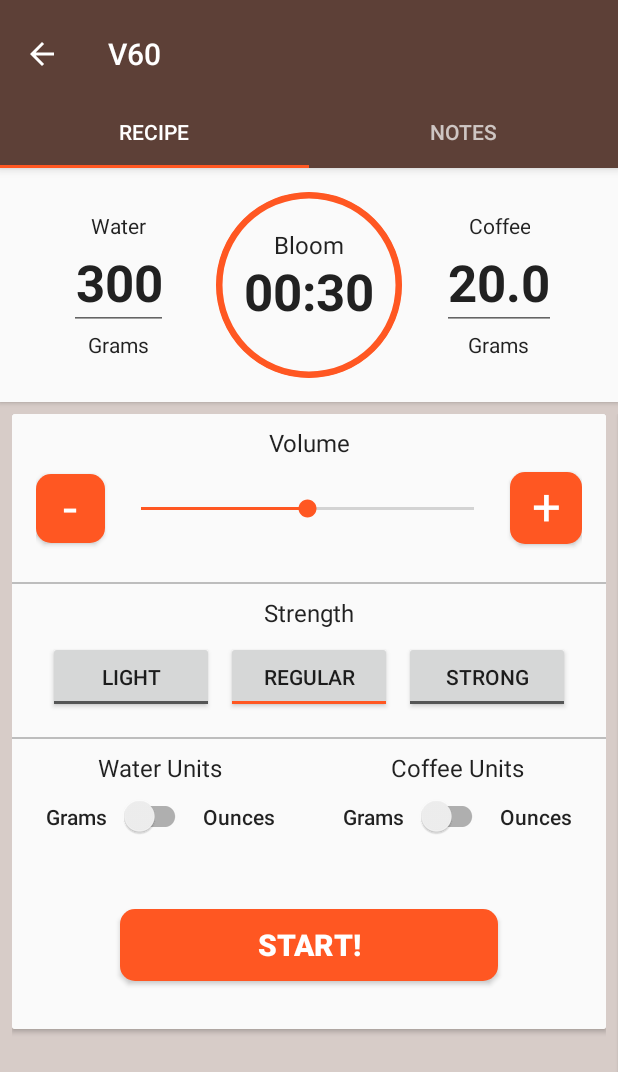
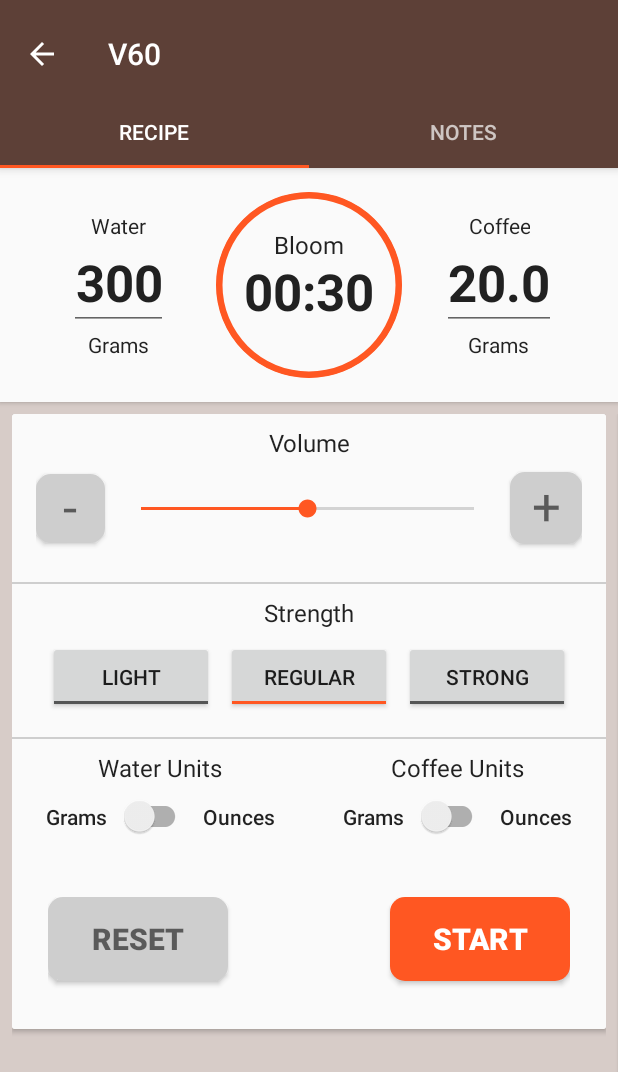
Before and after one commit to PeterEpsteen/CoffeeJournal, an Android app: the screen it shows after launch (BrewRecipeActivity), after a tap on "V60", on a phone screen of 412 x 824 dp. Shown: the top 1072 px of the screen. Run offline under Robolectric (Android 15) with nearby library versions, the phone set to English and light mode, and no system bars.

Commit message:
Added reset button

```diff
--- a/app/src/main/res/layout-v21/fragment_brew_recipe.xml
+++ b/app/src/main/res/layout-v21/fragment_brew_recipe.xml
@@ -59,12 +59,12 @@
                             android:layout_height="46dp"
                             android:layout_margin="0dp"
                             android:background="@drawable/start_button_shape"
-                            android:backgroundTint="@color/colorAccent"
+                            android:backgroundTint="@color/dividerColor"
                             android:gravity="center"
                             android:includeFontPadding="false"
                             android:text="-"
                             android:textAlignment="center"
-                            android:textColor="@color/common_google_signin_btn_text_dark" />
+                            android:textColor="@color/common_google_signin_btn_text_light_default" />
 
                         <SeekBar
                             android:id="@+id/scaleSeekBar"
@@ -84,12 +84,12 @@
                             android:layout_width="48dp"
                             android:layout_height="48dp"
                             android:background="@drawable/start_button_shape"
-                            android:backgroundTint="@color/colorAccent"
+                            android:backgroundTint="@color/dividerColor"
                             android:gravity="center"
                             android:includeFontPadding="false"
                             android:text="+"
                             android:textAlignment="center"
-                            android:textColor="@color/common_google_signin_btn_text_dark" />
+                            android:textColor="@color/common_google_signin_btn_text_light_default" />
 
 
                     </LinearLayout>
@@ -291,23 +291,41 @@
                     android:layout_width="match_parent"
                     android:layout_height="wrap_content"
                     android:clipToPadding="false"
-                    android:gravity="center|bottom"
                     android:layout_marginTop="24dp"
-                    android:padding="16dp">
+                    android:layout_margin="24dp">
+
+                    <Button
+                        android:id="@+id/reset_button"
+                        style="@style/TextAppearance.AppCompat.Title"
+                        android:layout_width="120dp"
+                        android:layout_height="56dp"
+                        android:layout_marginBottom="8dp"
+                        android:background="@drawable/start_button_shape"
+                        android:backgroundTint="@color/dividerColor"
+                        android:padding="8dp"
+                        android:text="Reset"
+                        android:elevation="6dp"
+                        android:textColor="@color/common_google_signin_btn_text_light_default"
+                        android:textStyle="bold"
+
+                        />
+
+                    <View
+                        android:layout_width="0dp"
+                        android:layout_height="match_parent"
+                        android:layout_weight="1"
+                        />
 
                     <Button
                         android:id="@+id/start_button"
                         style="@style/TextAppearance.AppCompat.Title"
-                        android:layout_width="0dp"
-                        android:layout_height="48dp"
+                        android:layout_width="120dp"
+                        android:layout_height="56dp"
                         android:layout_marginBottom="8dp"
-                        android:layout_marginLeft="56dp"
-                        android:layout_marginRight="56dp"
-                        android:layout_weight="1"
                         android:background="@drawable/start_button_shape"
                         android:backgroundTint="@color/colorAccent"
                         android:padding="8dp"
-                        android:text="Start!"
+                        android:text="Start"
                         android:textColor="@color/common_google_signin_btn_text_dark"
                         android:textStyle="bold"
 
--- a/app/src/main/res/values/colors.xml
+++ b/app/src/main/res/values/colors.xml
@@ -9,7 +9,7 @@
     <color name="colorTextLight">#adadad</color>
     <color name="backgroundDefaultWhite">#FAFAFA</color>
     <color name="lightGrey"> #F3EFEE</color>
-    <color name="dividerColor">#BDBDBD</color>
+    <color name="dividerColor">#cecece</color>
     <color name="lightBrown">#d7ccc8</color>
 
 
```
Also changed, not shown: app/src/main/java/com/example/peter/coffeejournal/BrewRecipeFragment.java (+17 -15 lines).
